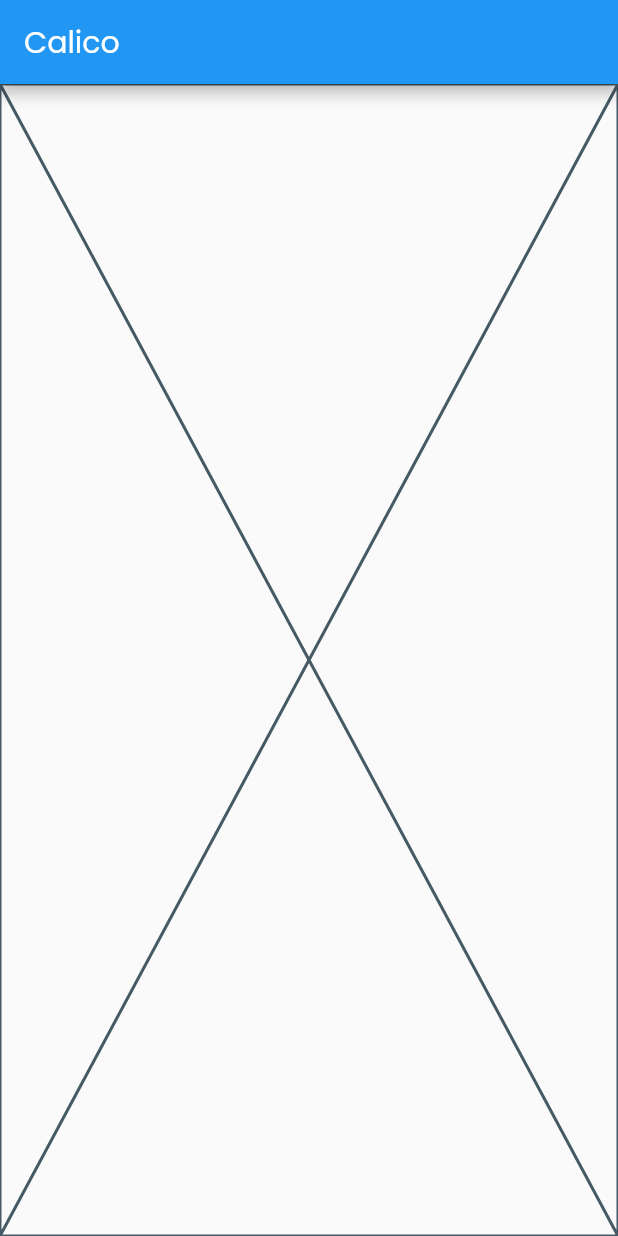
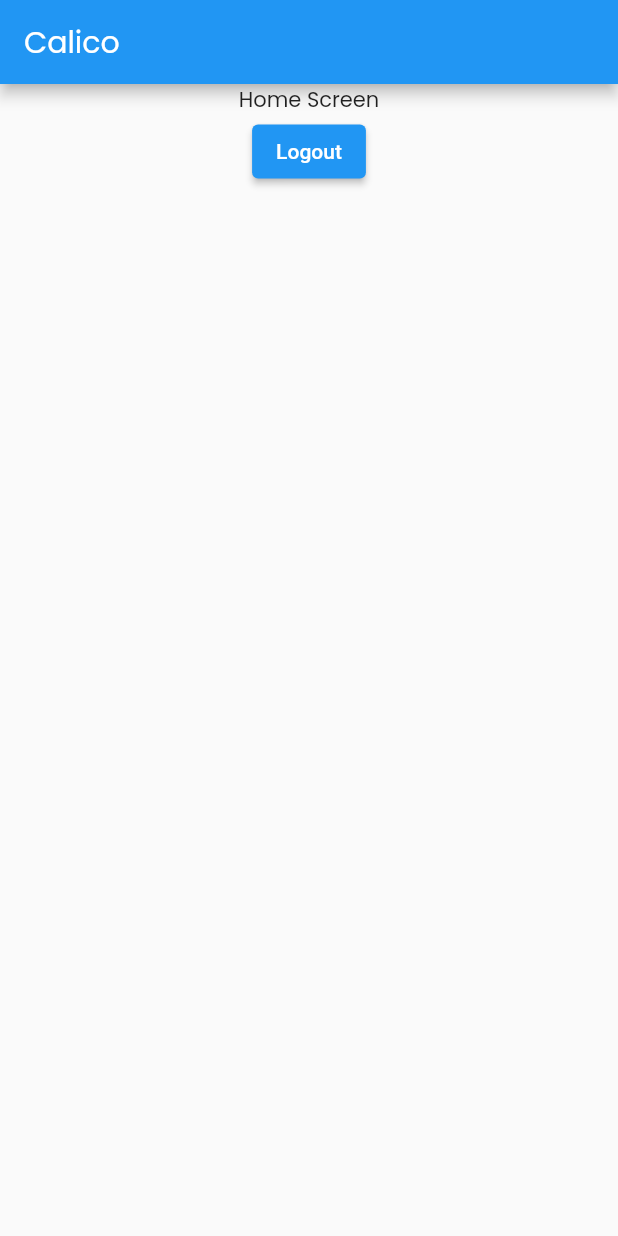
Before and after one commit to Zem-Jos/calico, a Flutter app: the screen it shows once a user with an empty profile is signed in, on a phone screen of 412 x 824 dp. Run offline on Flutter 3.47's test engine with Material 2 defaults, Android fonts, the phone set to English and light mode, and no system bars; our stand-ins replace firebase_auth, firebase_core, get, google_fonts; accounts and stored records are empty.

Commit message:
add anonyomous login and logout

```diff
--- a/lib/views/home_screen.dart
+++ b/lib/views/home_screen.dart
@@ -2,6 +2,8 @@ import 'package:flutter/material.dart';
 import 'package:get/get_connect.dart';
 import 'package:get/route_manager.dart';
 import 'package:google_fonts/google_fonts.dart';
+
+import '../controllers/authentication_controller.dart';
 
 class HomeScreen extends StatefulWidget {
   const HomeScreen({
@@ -31,7 +33,21 @@ class _HomeScreenState extends State<HomeScreen> {
             style: GoogleFonts.poppins(fontWeight: FontWeight.w400),
           ),
         ),
-        body: Placeholder());
+        body: Center(
+          child: Column(
+            children: [
+              Text(
+                'Home Screen',
+                style: GoogleFonts.poppins(fontWeight: FontWeight.w400),
+              ),
+              ElevatedButton(
+                  onPressed: () {
+                    AuthController.instance.logout();
+                  },
+                  child: Text('Logout'))
+            ],
+          ),
+        ));
   }
 }
 
```
Also changed, not shown: lib/controllers/authentication_controller.dart (+14 -0 lines), lib/views/login_screen.dart (+12 -2 lines), 1 other file.
